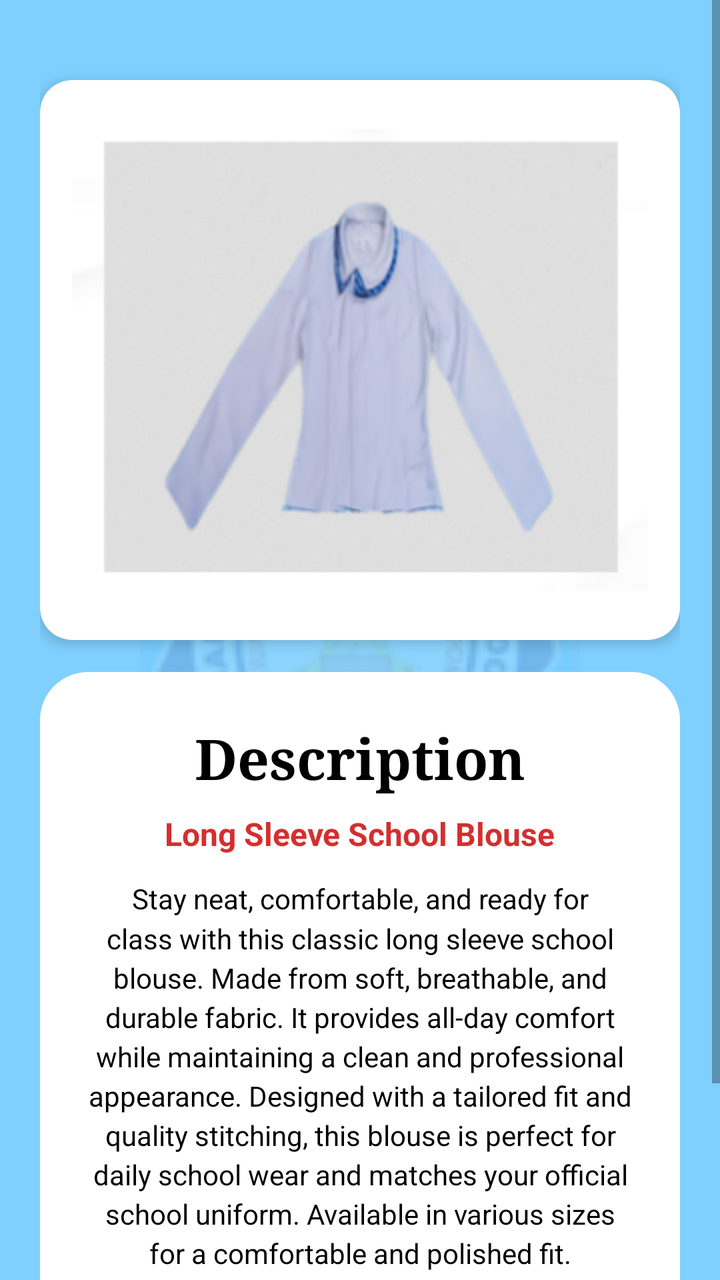
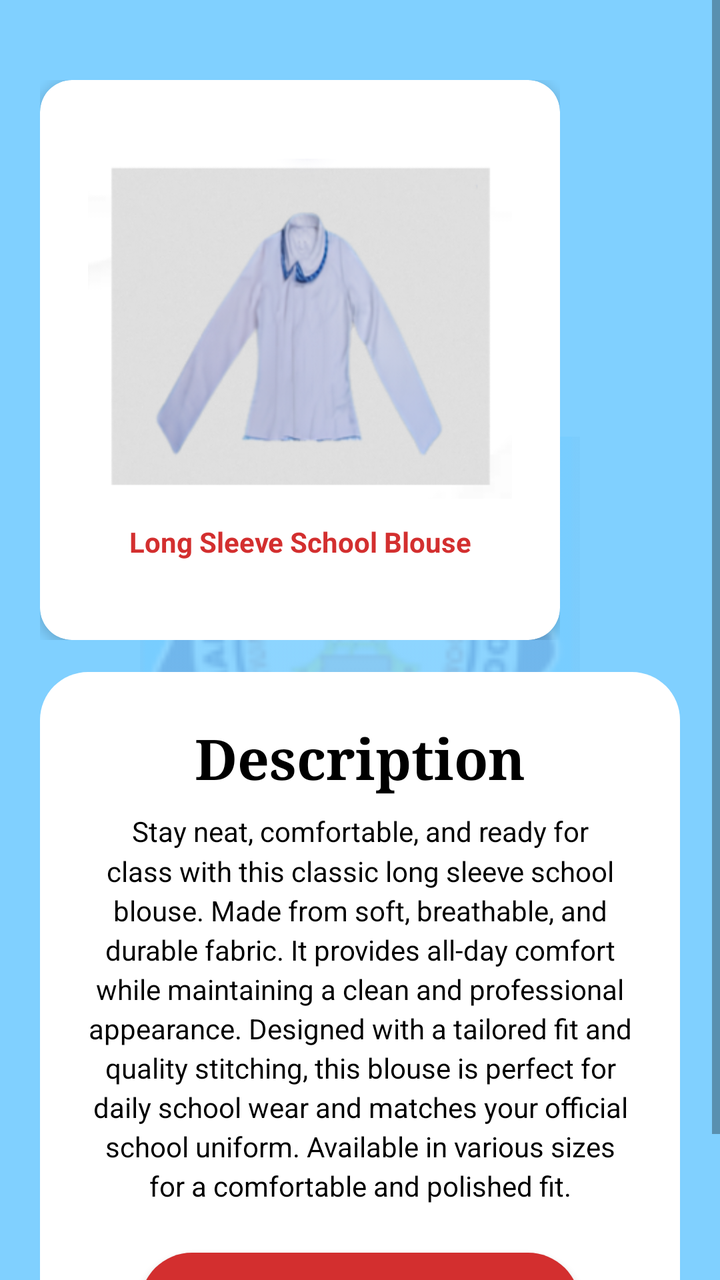

Screens rendered from an Android XML layout before and after an edit, with the pre-edit source and the edit as a unified diff.
<!-- AndroidManifest.xml: application theme Theme.MyApplication -->
<!-- res/layout/activity_place_order.xml -->
<?xml version="1.0" encoding="utf-8"?>
<FrameLayout xmlns:android="http://schemas.android.com/apk/res/android"
    xmlns:app="http://schemas.android.com/apk/res-auto"
    xmlns:tools="http://schemas.android.com/tools"
    android:id="@+id/main"
    android:layout_width="match_parent"
    android:layout_height="match_parent"
    android:background="@drawable/placeorder_background"
    tools:context=".PlaceOrder">

    
    <ImageView
        android:id="@+id/bg_logo"
        android:layout_width="220dp"
        android:layout_height="220dp"
        android:layout_gravity="center"
        android:alpha="0.25"
        android:contentDescription="@null"
        android:scaleType="fitCenter"
        android:src="@drawable/img_1" />

    
    <ScrollView
        android:layout_width="match_parent"
        android:layout_height="match_parent"
        android:fillViewport="true">

        <LinearLayout
            android:layout_width="match_parent"
            android:layout_height="wrap_content"
            android:gravity="center_horizontal"
            android:orientation="vertical"
            android:padding="20dp">

            
            <com.google.android.material.card.MaterialCardView
                android:layout_width="match_parent"
                android:layout_height="280dp"
                android:layout_marginTop="20dp"
                android:layout_marginBottom="16dp"
                app:cardBackgroundColor="#FFFFFF"
                app:cardCornerRadius="16dp"
                app:cardElevation="4dp"
                app:strokeWidth="0dp">

                <ImageView
                    android:id="@+id/product_image"
                    android:layout_width="match_parent"
                    android:layout_height="match_parent"
                    android:contentDescription="@string/product_blouse_desc_cd"
                    android:padding="16dp"
                    android:scaleType="fitCenter"
                    android:src="@drawable/img" />
            </com.google.android.material.card.MaterialCardView>

            
            <LinearLayout
                android:layout_width="match_parent"
                android:layout_height="wrap_content"
                android:background="@drawable/bg_description_panel"
                android:gravity="center_horizontal"
                android:orientation="vertical"
                android:padding="24dp">

                
                <TextView
                    android:id="@+id/txt_description_title"
                    android:layout_width="wrap_content"
                    android:layout_height="wrap_content"
                    android:layout_marginBottom="8dp"
                    android:fontFamily="serif"
                    android:text="@string/description_title"
                    android:textColor="#000000"
                    android:textSize="28sp"
                    android:textStyle="bold" />

                
                <TextView
                    android:id="@+id/txt_product_title"
                    android:layout_width="wrap_content"
                    android:layout_height="wrap_content"
                    android:layout_marginBottom="12dp"
                    android:text="@string/product_blouse_title"
                    android:textColor="#D32F2F"
                    android:textSize="16sp"
                    android:textStyle="bold" />

                
                <TextView
                    android:id="@+id/txt_body_description"
                    android:layout_width="match_parent"
                    android:layout_height="wrap_content"
                    android:layout_marginBottom="24dp"
                    android:gravity="center"
                    android:lineSpacingMultiplier="1.2"
                    android:text="@string/product_blouse_description"
                    android:textColor="#000000"
                    android:textSize="14sp" />

                
                <androidx.appcompat.widget.AppCompatButton
                    android:id="@+id/btn_place_order"
                    android:layout_width="220dp"
                    android:layout_height="52dp"
                    android:background="@drawable/bg_order_button"
                    android:gravity="center"
                    android:text="@string/place_order"
                    android:textAllCaps="true"
                    android:textColor="#FFFFFF"
                    android:textSize="16sp"
                    android:textStyle="bold" />

            </LinearLayout>
        </LinearLayout>
    </ScrollView>
</FrameLayout>
<!-- resources referenced by this layout -->
<resources>
  <!-- drawable bg_description_panel (drawable) -->
  <?xml version="1.0" encoding="utf-8"?>
  <shape xmlns:android="http://schemas.android.com/apk/res/android"
      android:shape="rectangle">
      <solid android:color="#FFFFFF" />
      <corners android:radius="24dp" />
  </shape>
  <!-- drawable bg_order_button (drawable) -->
  <?xml version="1.0" encoding="utf-8"?>
  <shape xmlns:android="http://schemas.android.com/apk/res/android"
      android:shape="rectangle">
      <solid android:color="#D32F2F" />
      <corners android:radius="26dp" />
  </shape>
  <!-- drawable img: png bitmap (drawable, 65577 bytes) -->
  <!-- drawable img_1: png bitmap (drawable, 13108 bytes) -->
  <!-- drawable placeorder_background (drawable) -->
  <?xml version="1.0" encoding="utf-8"?>
  <shape xmlns:android="http://schemas.android.com/apk/res/android"
      android:shape="rectangle">
      <solid android:color="#80D0FF" />
  </shape>
  <string name="description_title">Description</string>
  <string name="place_order">PLACE ORDER</string>
  <string name="product_blouse_desc_cd">Long Sleeve School Blouse Image</string>
  <string name="product_blouse_description">Stay neat, comfortable, and ready for class with this classic long sleeve school blouse. Made from soft, breathable, and durable fabric. It provides all-day comfort while maintaining a clean and professional appearance. Designed with a tailored fit and quality stitching, this blouse is perfect for daily school wear and matches your official school uniform. Available in various sizes for a comfortable and polished fit.</string>
  <string name="product_blouse_title">Long Sleeve School Blouse</string>
  <style name="Theme.MyApplication" parent="Theme.MaterialComponents.Light.NoActionBar">
          
          <item name="colorPrimary">@color/purple_500</item>
          <item name="colorPrimaryVariant">@color/purple_700</item>
          <item name="colorOnPrimary">@color/white</item>
          
          <item name="colorSecondary">@color/teal_200</item>
          <item name="colorSecondaryVariant">@color/teal_700</item>
          <item name="colorOnSecondary">@color/black</item>
          <item name="android:windowBackground">#80D0FF</item>
      </style>
  <color name="purple_500">#FF6200EE</color>
  <color name="purple_700">#FF3700B3</color>
  <color name="white">#FFFFFFFF</color>
  <color name="teal_200">#FF03DAC5</color>
  <color name="teal_700">#FF018786</color>
  <color name="black">#FF000000</color>
</resources>

<!-- the commit's change to res/layout/activity_place_order.xml (unified diff, before → after) -->
@@ -33,25 +33,59 @@
             android:padding="20dp">
 
             
-            <com.google.android.material.card.MaterialCardView
+            <HorizontalScrollView
                 android:layout_width="match_parent"
                 android:layout_height="280dp"
                 android:layout_marginTop="20dp"
                 android:layout_marginBottom="16dp"
-                app:cardBackgroundColor="#FFFFFF"
-                app:cardCornerRadius="16dp"
-                app:cardElevation="4dp"
-                app:strokeWidth="0dp">
+                android:scrollbars="none">
 
-                <ImageView
-                    android:id="@+id/product_image"
-                    android:layout_width="match_parent"
+                <LinearLayout
+                    android:id="@+id/slider_products"
+                    android:layout_width="wrap_content"
                     android:layout_height="match_parent"
-                    android:contentDescription="@string/product_blouse_desc_cd"
-                    android:padding="16dp"
-                    android:scaleType="fitCenter"
-                    android:src="@drawable/img" />
-            </com.google.android.material.card.MaterialCardView>
+                    android:gravity="center_vertical"
+                    android:orientation="horizontal">
+
+                    
+                    <com.google.android.material.card.MaterialCardView
+                        android:layout_width="260dp"
+                        android:layout_height="match_parent"
+                        app:cardBackgroundColor="#FFFFFF"
+                        app:cardCornerRadius="16dp"
+                        app:cardElevation="4dp"
+                        app:strokeWidth="0dp">
+
+                        <LinearLayout
+                            android:layout_width="match_parent"
+                            android:layout_height="match_parent"
+                            android:gravity="center"
+                            android:orientation="vertical"
+                            android:padding="12dp">
+
+                            <ImageView
+                                android:id="@+id/product_image"
+                                android:layout_width="match_parent"
+                                android:layout_height="170dp"
+                                android:contentDescription="@string/product_blouse_desc_cd"
+                                android:scaleType="fitCenter"
+                                android:src="@drawable/img" />
+
+                            <TextView
+                                android:id="@+id/txt_product_title"
+                                android:layout_width="wrap_content"
+                                android:layout_height="wrap_content"
+                                android:layout_marginTop="12dp"
+                                android:gravity="center"
+                                android:text="@string/product_blouse_title"
+                                android:textColor="#D32F2F"
+                                android:textSize="14sp"
+                                android:textStyle="bold" />
+                        </LinearLayout>
+                    </com.google.android.material.card.MaterialCardView>
+
+                </LinearLayout>
+            </HorizontalScrollView>
 
             
             <LinearLayout
@@ -72,17 +106,6 @@
                     android:text="@string/description_title"
                     android:textColor="#000000"
                     android:textSize="28sp"
-                    android:textStyle="bold" />
-
-                
-                <TextView
-                    android:id="@+id/txt_product_title"
-                    android:layout_width="wrap_content"
-                    android:layout_height="wrap_content"
-                    android:layout_marginBottom="12dp"
-                    android:text="@string/product_blouse_title"
-                    android:textColor="#D32F2F"
-                    android:textSize="16sp"
                     android:textStyle="bold" />
 
                 
